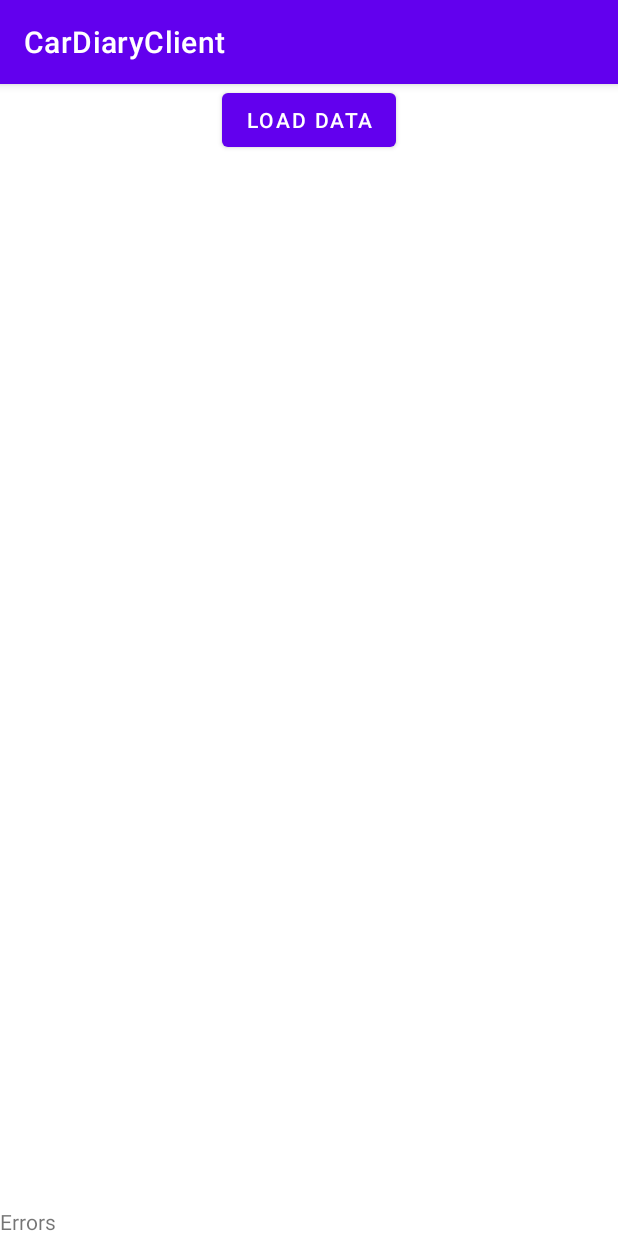
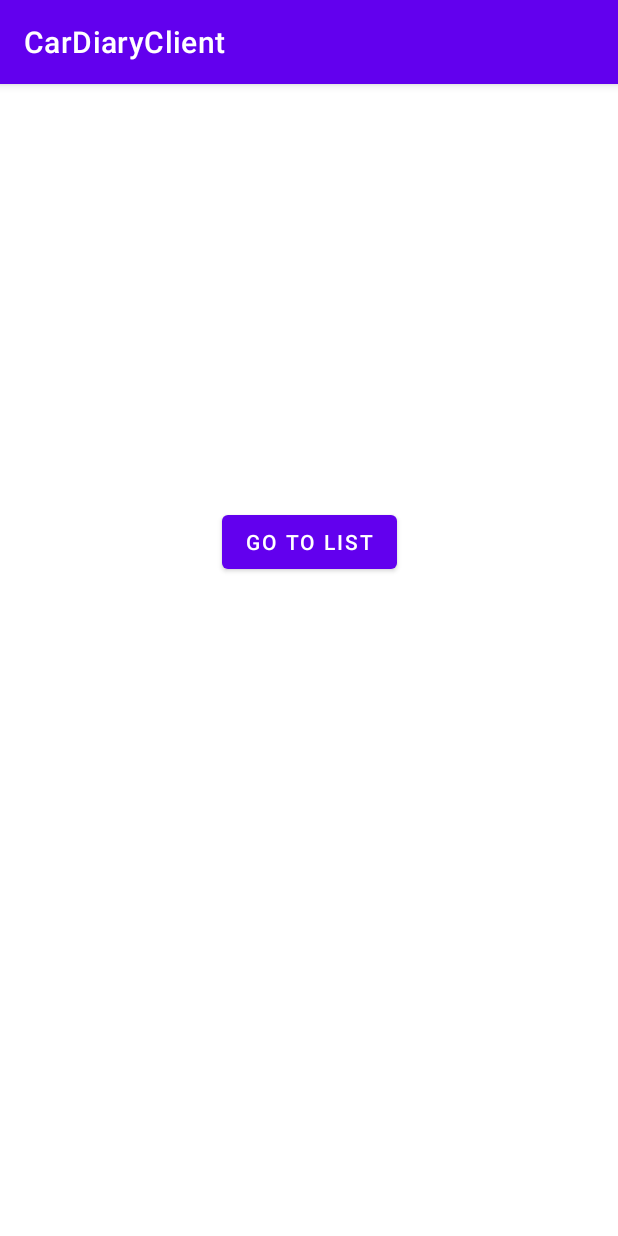
Before and after one commit to narach/CarDiaryClient, an Android app: the screen it shows after launch (MainActivity), on a phone screen of 412 x 824 dp. Run offline under Robolectric (Android 15) with nearby library versions, the phone set to English and light mode, and no system bars; our stand-ins replace Dagger/Hilt's generated code.

Commit message:
Implementing Navigation component example

```diff
--- a/app/build.gradle
+++ b/app/build.gradle
@@ -46,6 +46,7 @@ dependencies {
     implementation 'androidx.appcompat:appcompat:1.2.0'
     implementation 'com.google.android.material:material:1.3.0'
     implementation 'androidx.constraintlayout:constraintlayout:2.0.4'
+    implementation 'androidx.legacy:legacy-support-v4:1.0.0'
     testImplementation 'junit:junit:4.+'
     androidTestImplementation 'androidx.test.ext:junit:1.1.2'
     androidTestImplementation 'androidx.test.espresso:espresso-core:3.3.0'
@@ -92,4 +93,8 @@ dependencies {
     // Hilt ViewModel injection
     implementation "androidx.hilt:hilt-lifecycle-viewmodel:1.0.0-alpha01"
     kapt "androidx.hilt:hilt-compiler:1.0.0-alpha01"
+
+    // Navigation
+    implementation "androidx.navigation:navigation-fragment-ktx:2.1.0"
+    implementation "androidx.navigation:navigation-ui-ktx:2.1.0"
 }
--- a/app/src/main/java/com/example/cardiaryclient/ui/MainActivity.kt
+++ b/app/src/main/java/com/example/cardiaryclient/ui/MainActivity.kt
@@ -34,42 +34,5 @@ class MainActivity : AppCompatActivity() {
         binding = ActivityMainBinding.inflate(layoutInflater)
         setContentView(binding.root)
 
-        setupRecyclerView()
-
-        with(binding) {
-            btnLoadData.setOnClickListener {
-                carsViewModel.getCars()
-                carsViewModel.res.observe(this@MainActivity, Observer { resource ->
-                    when(resource.status) {
-                        Status.SUCCESS -> {
-                            progress.visibility = View.GONE
-                            rvCarsList.visibility = View.VISIBLE
-                            resource.data?.let { response ->
-                                carsAdapter.submitList(response.content)
-                            }
-                        }
-                        Status.LOADING -> {
-                            progress.visibility = View.VISIBLE
-                            rvCarsList.visibility = View.GONE
-                        }
-                        Status.ERROR -> {
-                            progress.visibility = View.GONE
-                            rvCarsList.visibility = View.VISIBLE
-                            Snackbar.make(
-                                root,
-                                "Something went wrong when requesting cars list",
-                                Snackbar.LENGTH_LONG
-                            ).show()
-                        }
-                    }
-                })
-            }
-        }
-    }
-
-    private fun setupRecyclerView() = binding.rvCarsList.apply {
-        carsAdapter = CarDtoAdapter()
-        adapter = carsAdapter
-        layoutManager = LinearLayoutManager(this@MainActivity)
     }
 }
--- /dev/null
+++ b/app/src/main/java/com/example/cardiaryclient/ui/fragments/MainFragment.kt
@@ -0,0 +1,45 @@
+package com.example.cardiaryclient.ui.fragments
+
+import android.os.Bundle
+import android.view.LayoutInflater
+import android.view.View
+import android.view.ViewGroup
+import androidx.fragment.app.Fragment
+import androidx.navigation.fragment.findNavController
+import androidx.navigation.navOptions
+import com.example.cardiaryclient.R
+import com.example.cardiaryclient.databinding.FragmentMainBinding
+import dagger.hilt.android.AndroidEntryPoint
+
+@AndroidEntryPoint
+class MainFragment : Fragment() {
+
+    private lateinit var binding: FragmentMainBinding
+
+    override fun onCreateView(
+        inflater: LayoutInflater, container: ViewGroup?,
+        savedInstanceState: Bundle?
+    ): View? {
+        // Inflate the layout for this fragment
+        binding = FragmentMainBinding.inflate(inflater, container, false)
+        return binding.root
+    }
+
+    override fun onViewCreated(view: View, savedInstanceState: Bundle?) {
+//        super.onViewCreated(view, savedInstanceState)
+
+        with(binding) {
+            btnGoToList.setOnClickListener {
+                val animOptions = navOptions {
+                    anim {
+                        enter = R.anim.slide_in_right
+                        exit = R.anim.slide_out_left
+                        popEnter = R.anim.slide_in_left
+                        popExit = R.anim.slide_out_right
+                    }
+                }
+                findNavController().navigate(R.id.action_main_to_list, null, animOptions)
+            }
+        }
+    }
+}
--- /dev/null
+++ b/app/src/main/res/anim/slide_in_left.xml
@@ -0,0 +1,9 @@
+<?xml version="1.0" encoding="utf-8"?>
+<set xmlns:android="http://schemas.android.com/apk/res/android">
+    <translate
+        android:fromXDelta="-100%"
+        android:toXDelta="0%"
+        android:fromYDelta="0%"
+        android:toYDelta="0%"
+        android:duration="700"/>
+</set>
--- /dev/null
+++ b/app/src/main/res/anim/slide_in_right.xml
@@ -0,0 +1,9 @@
+<?xml version="1.0" encoding="utf-8"?>
+<set xmlns:android="http://schemas.android.com/apk/res/android">
+    <translate
+        android:fromXDelta="100%"
+        android:toXDelta="0%"
+        android:fromYDelta="0%"
+        android:toYDelta="0%"
+        android:duration="700"/>
+</set>
--- /dev/null
+++ b/app/src/main/res/anim/slide_out_left.xml
@@ -0,0 +1,9 @@
+<?xml version="1.0" encoding="utf-8"?>
+<set xmlns:android="http://schemas.android.com/apk/res/android">
+    <translate
+        android:fromXDelta="0%"
+        android:toXDelta="-100%"
+        android:fromYDelta="0%"
+        android:toYDelta="0%"
+        android:duration="700"/>
+</set>
--- /dev/null
+++ b/app/src/main/res/anim/slide_out_right.xml
@@ -0,0 +1,9 @@
+<?xml version="1.0" encoding="utf-8"?>
+<set xmlns:android="http://schemas.android.com/apk/res/android">
+    <translate
+        android:fromXDelta="0%"
+        android:toXDelta="100%"
+        android:fromYDelta="0%"
+        android:toYDelta="0%"
+        android:duration="700"/>
+</set>
--- a/app/src/main/res/layout/activity_main.xml
+++ b/app/src/main/res/layout/activity_main.xml
@@ -6,42 +6,26 @@
     android:layout_height="match_parent"
     tools:context=".ui.MainActivity">
 
-    <Button
-        android:id="@+id/btnLoadData"
-        android:layout_width="wrap_content"
-        android:layout_height="wrap_content"
-        android:text="Load Data"
+    <com.google.android.material.navigation.NavigationView
+        android:id="@+id/nav_view"
+        android:layout_width="match_parent"
+        android:layout_height="match_parent"
+        android:layout_alignParentStart="true"
+        android:layout_alignParentEnd="true"
+        app:elevation="0dp"/>
+
+    <fragment
+        android:id="@+id/nav_host_fragment"
+        android:name="androidx.navigation.fragment.NavHostFragment"
+        android:layout_width="354dp"
+        android:layout_height="610dp"
+        android:layout_alignParentStart="true"
+        android:layout_alignParentTop="true"
+        android:layout_alignParentEnd="true"
+        app:defaultNavHost="true"
         app:layout_constraintEnd_toEndOf="parent"
-        app:layout_constraintHorizontal_bias="0.5"
-        app:layout_constraintStart_toStartOf="parent"
-        app:layout_constraintTop_toTopOf="parent" />
+        app:layout_constraintStart_toStartOf="@+id/nav_view"
+        app:layout_constraintTop_toTopOf="parent"
+        app:navGraph="@navigation/mobile_navigation" />
 
-    <androidx.recyclerview.widget.RecyclerView
-        android:id="@+id/rvCarsList"
-        android:layout_width="fill_parent"
-        android:layout_height="602dp"
-        app:layout_constraintStart_toStartOf="parent"
-        app:layout_constraintTop_toBottomOf="@+id/btnLoadData" />
-
-    <TextView
-        android:id="@+id/tvErrors"
-        android:layout_width="fill_parent"
-        android:layout_height="wrap_content"
-        android:text="Errors"
-        app:layout_constraintBottom_toBottomOf="parent"
-        app:layout_constraintEnd_toEndOf="parent"
-        app:layout_constraintHorizontal_bias="0.0"
-        app:layout_constraintStart_toStartOf="parent" />
-
-    <ProgressBar
-        android:id="@+id/progress"
-        style="?android:attr/progressBarStyle"
-        android:layout_width="wrap_content"
-        android:layout_height="wrap_content"
-        android:visibility="gone"
-        app:layout_constraintBottom_toBottomOf="parent"
-        app:layout_constraintEnd_toEndOf="parent"
-        app:layout_constraintHorizontal_bias="0.5"
-        app:layout_constraintStart_toStartOf="parent"
-        app:layout_constraintTop_toTopOf="parent" />
 </androidx.constraintlayout.widget.ConstraintLayout>
--- /dev/null
+++ b/app/src/main/res/layout/fragment_main.xml
@@ -0,0 +1,19 @@
+<?xml version="1.0" encoding="utf-8"?>
+<androidx.constraintlayout.widget.ConstraintLayout xmlns:android="http://schemas.android.com/apk/res/android"
+    xmlns:app="http://schemas.android.com/apk/res-auto"
+    xmlns:tools="http://schemas.android.com/tools"
+    android:layout_width="match_parent"
+    android:layout_height="match_parent"
+    tools:context=".ui.fragments.MainFragment">
+
+    <Button
+        android:id="@+id/btnGoToList"
+        android:layout_width="wrap_content"
+        android:layout_height="wrap_content"
+        android:text="Go To List"
+        app:layout_constraintBottom_toBottomOf="parent"
+        app:layout_constraintEnd_toEndOf="parent"
+        app:layout_constraintHorizontal_bias="0.5"
+        app:layout_constraintStart_toStartOf="parent"
+        app:layout_constraintTop_toTopOf="parent" />
+</androidx.constraintlayout.widget.ConstraintLayout>
--- /dev/null
+++ b/app/src/main/res/navigation/mobile_navigation.xml
@@ -0,0 +1,22 @@
+<?xml version="1.0" encoding="utf-8"?>
+<navigation xmlns:android="http://schemas.android.com/apk/res/android"
+    xmlns:app="http://schemas.android.com/apk/res-auto"
+    xmlns:tools="http://schemas.android.com/tools"
+    android:id="@+id/mobile_navigation"
+    app:startDestination="@id/mainFragment">
+
+    <fragment
+        android:id="@+id/mainFragment"
+        android:name="com.example.cardiaryclient.ui.fragments.MainFragment"
+        android:label="fragment_main"
+        tools:layout="@layout/fragment_main" >
+        <action
+            android:id="@+id/action_main_to_list"
+            app:destination="@id/carsListFragment" />
+    </fragment>
+    <fragment
+        android:id="@+id/carsListFragment"
+        android:name="com.example.cardiaryclient.ui.fragments.CarsListFragment"
+        android:label="fragment_cars_list"
+        tools:layout="@layout/fragment_cars_list" />
+</navigation>
--- a/app/src/main/res/values/strings.xml
+++ b/app/src/main/res/values/strings.xml
@@ -1,3 +1,5 @@
 <resources>
     <string name="app_name">CarDiaryClient</string>
+    <!-- TODO: Remove or change this placeholder text -->
+    <string name="hello_blank_fragment">Hello blank fragment</string>
 </resources>
--- a/build.gradle
+++ b/build.gradle
@@ -10,8 +10,8 @@ buildscript {
         classpath "org.jetbrains.kotlin:kotlin-gradle-plugin:$kotlin_version"
         // To use Dagger Hilt
         classpath "com.google.dagger:hilt-android-gradle-plugin:2.28-alpha"
-        // NOTE: Do not place your application dependencies here; they belong
-        // in the individual module build.gradle files
+        // To use Navigation component save args
+        classpath "androidx.navigation:navigation-safe-args-gradle-plugin:2.1.0"
     }
 }
 
```
Also changed, not shown: app/src/main/java/com/example/cardiaryclient/ui/fragments/CarsListFragment.kt (added, +76 -0 lines), app/src/main/res/anim/fade_in.xml (added, +7 -0 lines), app/src/main/res/anim/fade_out.xml (added, +7 -0 lines), app/src/main/res/layout/fragment_cars_list.xml (added, +25 -0 lines).
